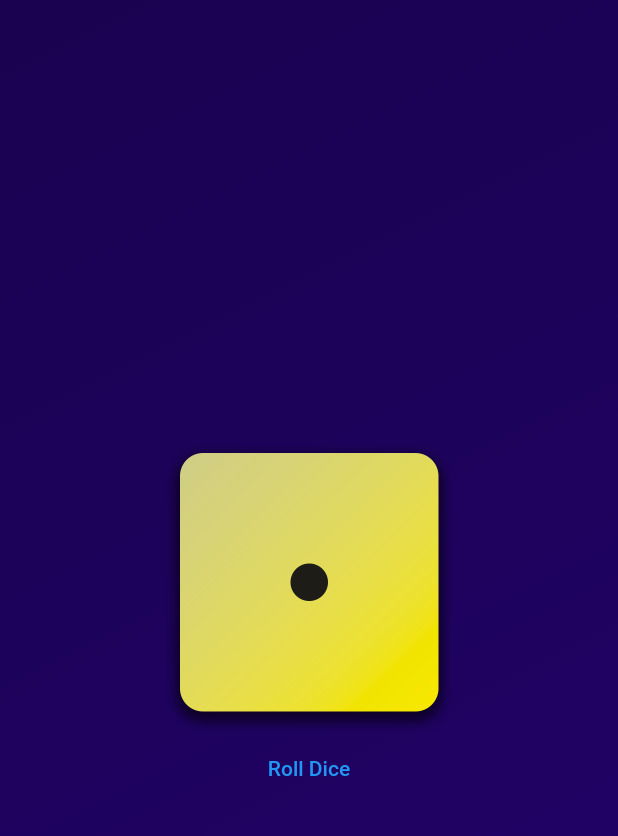
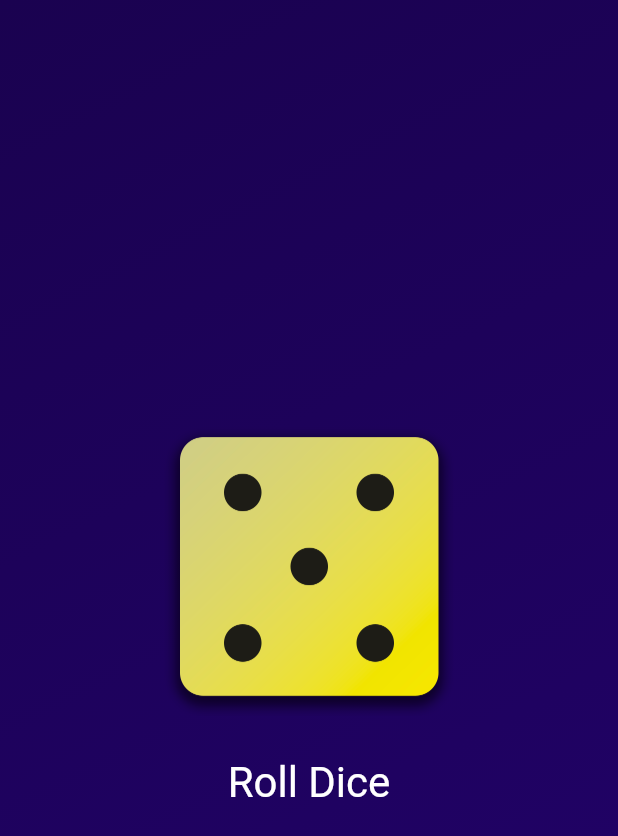
Before and after one commit to ssekimuli/diceap-flutter, a Flutter app: the screen it shows after launch, after a tap on "Roll Dice", on a phone screen of 412 x 824 dp. Shown: the top 836 px of the screen. Run offline on Flutter 3.47's test engine with Material 2 defaults, Android fonts, the phone set to English and light mode, and no system bars.

Commit message:
roll dice

```diff
--- /dev/null
+++ b/lib/dice_roll.dart
@@ -0,0 +1,49 @@
+import 'package:flutter/material.dart';
+import 'dart:math';
+
+class DiceRoller extends StatefulWidget {
+  const DiceRoller({super.key});
+  @override
+  State<DiceRoller> createState() {
+    return _DiceRollerState();
+  }
+}
+
+class _DiceRollerState extends State<DiceRoller> {
+  var currentDiceRoll = 2;
+
+  void rollDice() {
+    // var diceRoll = Random().nextInt(6) + 1;
+    setState(() {
+      currentDiceRoll = Random().nextInt(6) + 1;
+    });
+    //doSomething
+    // print('changging');
+  }
+
+  @override
+  Widget build(context) {
+    return Column(
+      mainAxisSize: MainAxisSize.min,
+      children: [
+        Image.asset(
+        'assets/images/dice-$currentDiceRoll.png',
+          width: 200,
+        ),
+        const SizedBox(
+          height: 20,
+        ),
+        TextButton(
+          onPressed: rollDice,
+          style: TextButton.styleFrom(
+            foregroundColor: Colors.white,
+            textStyle: const TextStyle(
+              fontSize: 28,
+            ),
+          ),
+          child: const Text('Roll Dice'),
+        )
+      ],
+    );
+  }
+}
--- a/lib/gradient_container.dart
+++ b/lib/gradient_container.dart
@@ -1,11 +1,9 @@
 import 'package:flutter/material.dart';
 import 'package:dice_app/styled_text.dart';
+import 'package:dice_app/dice_roll.dart';
 
 class GradientContainer extends StatelessWidget {
-  const GradientContainer({super.key});
-  void rollDice() {
-    //doSomething
-  }
+  GradientContainer({super.key});
 
   @override
   Widget build(context) {
@@ -17,20 +15,8 @@ class GradientContainer extends StatelessWidget {
         ], begin: Alignment.topLeft, end: Alignment.bottomRight),
       ),
       child: Center(
-        child: Column(
-        mainAxisSize: MainAxisSize.min,
-        children: [
-          Image.asset(
-            'assets/images/dice-1.png',
-            width: 200,
-          ),
-          TextButton(
-            onPressed: rollDice,
-            child: const Text('Roll Dice'),
-          )
-        ],
-      )),
-      // child: const Center(child: StyledText('sekimuli')),
+        child: DiceRoller(),
+      ),
     );
   }
 }
--- a/lib/main.dart
+++ b/lib/main.dart
@@ -3,7 +3,7 @@ import 'package:dice_app/gradient_container.dart';
 
 void main() {
   runApp(
-    const MaterialApp(
+    MaterialApp(
       home: Scaffold(
         body: GradientContainer(),
       ),
```
